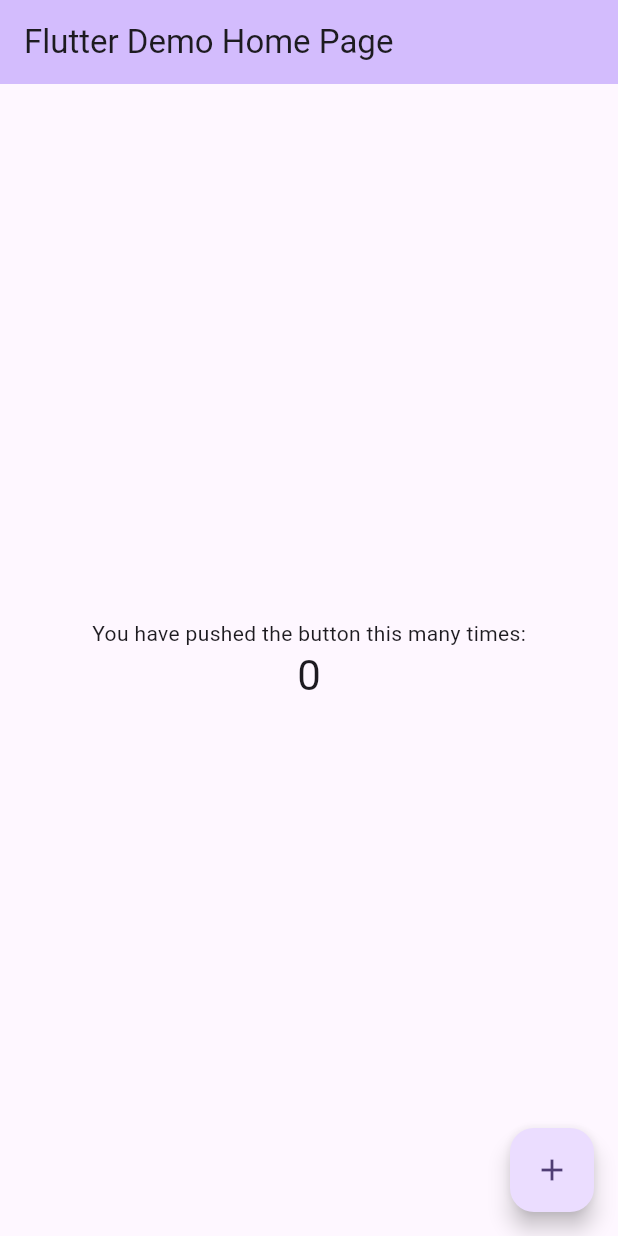
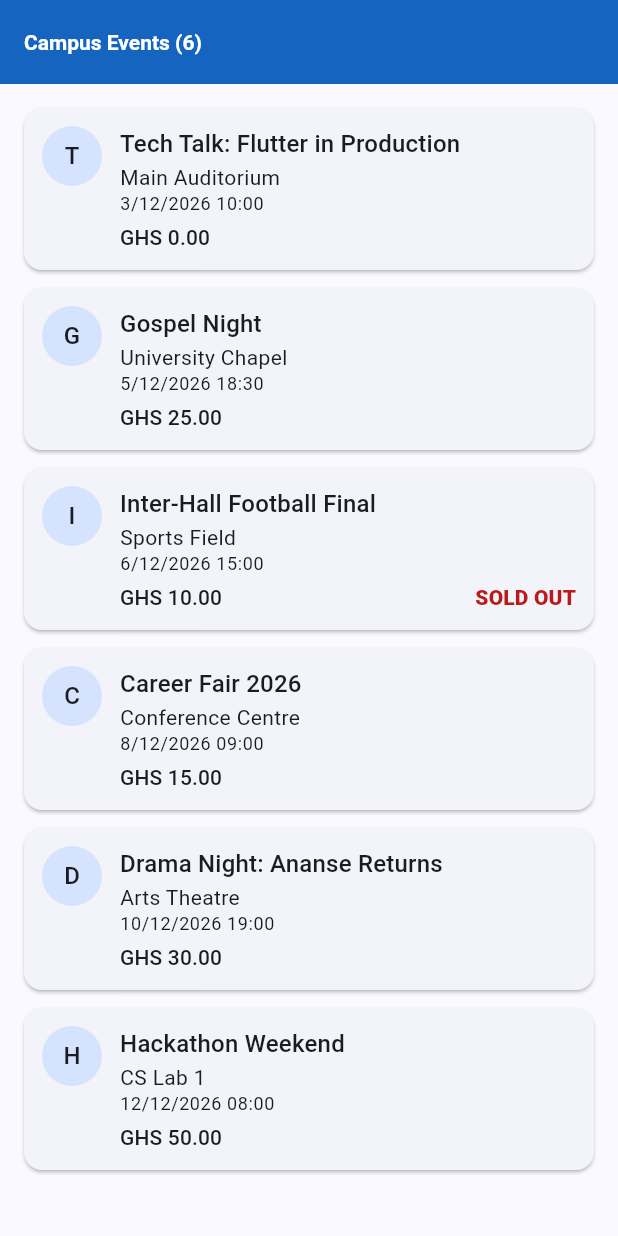
Before and after one commit to chancellorgordon0-maker/mobil_app_midsem_exam, a Flutter app: the screen it shows after launch, on a phone screen of 412 x 824 dp. Run offline on Flutter 3.47's test engine with Material 3 defaults, Android fonts, the phone set to English and light mode, and no system bars.

Commit message:
Build responsive campus event Flutter app

```diff
--- /dev/null
+++ b/midsem_app/lib/data/sample_events.dart
@@ -0,0 +1,70 @@
+// =============================================================================
+// Provided — do not change this file (except to test your empty state:
+// comment out every event, run, then put them back).
+// =============================================================================
+import '../models/event.dart';
+
+final List<CampusEvent> sampleEvents = [
+  CampusEvent(
+    id: 'e1',
+    title: 'Tech Talk: Flutter in Production',
+    venue: 'Main Auditorium',
+    date: DateTime(2026, 12, 3, 10, 0),
+    price: 0.0,
+    capacity: 200,
+    seatsLeft: 54,
+    category: 'Tech',
+    isFeatured: true,
+  ),
+  CampusEvent(
+    id: 'e2',
+    title: 'Gospel Night',
+    venue: 'University Chapel',
+    date: DateTime(2026, 12, 5, 18, 30),
+    price: 25.0,
+    capacity: 500,
+    seatsLeft: 120,
+    category: 'Music',
+  ),
+  CampusEvent(
+    id: 'e3',
+    title: 'Inter-Hall Football Final',
+    venue: 'Sports Field',
+    date: DateTime(2026, 12, 6, 15, 0),
+    price: 10.0,
+    capacity: 1000,
+    seatsLeft: 0,
+    category: 'Sports',
+    isFeatured: true,
+  ),
+  CampusEvent(
+    id: 'e4',
+    title: 'Career Fair 2026',
+    venue: 'Conference Centre',
+    date: DateTime(2026, 12, 8, 9, 0),
+    price: 15.0,
+    capacity: 300,
+    seatsLeft: 87,
+    category: 'Career',
+  ),
+  CampusEvent(
+    id: 'e5',
+    title: 'Drama Night: Ananse Returns',
+    venue: 'Arts Theatre',
+    date: DateTime(2026, 12, 10, 19, 0),
+    price: 30.0,
+    capacity: 250,
+    seatsLeft: 12,
+    category: 'Arts',
+  ),
+  CampusEvent(
+    id: 'e6',
+    title: 'Hackathon Weekend',
+    venue: 'CS Lab 1',
+    date: DateTime(2026, 12, 12, 8, 0),
+    price: 50.0,
+    capacity: 60,
+    seatsLeft: 5,
+    category: 'Tech',
+  ),
+];
--- a/midsem_app/lib/main.dart
+++ b/midsem_app/lib/main.dart
@@ -1,122 +1,22 @@
+// =============================================================================
+// Provided — you should not need to change this file.
+// =============================================================================
 import 'package:flutter/material.dart';
+import 'screens/event_list_screen.dart';
+import 'theme/app_theme.dart';
 
-void main() {
-  runApp(const MyApp());
-}
+void main() => runApp(const MidsemApp());
 
-class MyApp extends StatelessWidget {
-  const MyApp({super.key});
+class MidsemApp extends StatelessWidget {
+  const MidsemApp({super.key});
 
-  // This widget is the root of your application.
   @override
   Widget build(BuildContext context) {
     return MaterialApp(
-      title: 'Flutter Demo',
-      theme: ThemeData(
-        // This is the theme of your application.
-        //
-        // TRY THIS: Try running your application with "flutter run". You'll see
-        // the application has a purple toolbar. Then, without quitting the app,
-        // try changing the seedColor in the colorScheme below to Colors.green
-        // and then invoke "hot reload" (save your changes or press the "hot
-        // reload" button in a Flutter-supported IDE, or press "r" if you used
-        // the command line to start the app).
-        //
-        // Notice that the counter didn't reset back to zero; the application
-        // state is not lost during the reload. To reset the state, use hot
-        // restart instead.
-        //
-        // This works for code too, not just values: Most code changes can be
-        // tested with just a hot reload.
-        colorScheme: .fromSeed(seedColor: Colors.deepPurple),
-      ),
-      home: const MyHomePage(title: 'Flutter Demo Home Page'),
+      title: 'Campus Events',
+      theme: AppTheme.light(),
+      debugShowCheckedModeBanner: false,
+      home: const EventListScreen(),
     );
   }
 }
-
-class MyHomePage extends StatefulWidget {
-  const MyHomePage({super.key, required this.title});
-
-  // This widget is the home page of your application. It is stateful, meaning
-  // that it has a State object (defined below) that contains fields that affect
-  // how it looks.
-
-  // This class is the configuration for the state. It holds the values (in this
-  // case the title) provided by the parent (in this case the App widget) and
-  // used by the build method of the State. Fields in a Widget subclass are
-  // always marked "final".
-
-  final String title;
-
-  @override
-  State<MyHomePage> createState() => _MyHomePageState();
-}
-
-class _MyHomePageState extends State<MyHomePage> {
-  int _counter = 0;
-
-  void _incrementCounter() {
-    setState(() {
-      // This call to setState tells the Flutter framework that something has
-      // changed in this State, which causes it to rerun the build method below
-      // so that the display can reflect the updated values. If we changed
-      // _counter without calling setState(), then the build method would not be
-      // called again, and so nothing would appear to happen.
-      _counter++;
-    });
-  }
-
-  @override
-  Widget build(BuildContext context) {
-    // This method is rerun every time setState is called, for instance as done
-    // by the _incrementCounter method above.
-    //
-    // The Flutter framework has been optimized to make rerunning build methods
-    // fast, so that you can just rebuild anything that needs updating rather
-    // than having to individually change instances of widgets.
-    return Scaffold(
-      appBar: AppBar(
-        // TRY THIS: Try changing the color here to a specific color (to
-        // Colors.amber, perhaps?) and trigger a hot reload to see the AppBar
-        // change color while the other colors stay the same.
-        backgroundColor: Theme.of(context).colorScheme.inversePrimary,
-        // Here we take the value from the MyHomePage object that was created by
-        // the App.build method, and use it to set our appbar title.
-        title: Text(widget.title),
-      ),
-      body: Center(
-        // Center is a layout widget. It takes a single child and positions it
-        // in the middle of the parent.
-        child: Column(
-          // Column is also a layout widget. It takes a list of children and
-          // arranges them vertically. By default, it sizes itself to fit its
-          // children horizontally, and tries to be as tall as its parent.
-          //
-          // Column has various properties to control how it sizes itself and
-          // how it positions its children. Here we use mainAxisAlignment to
-          // center the children vertically; the main axis here is the vertical
-          // axis because Columns are vertical (the cross axis would be
-          // horizontal).
-          //
-          // TRY THIS: Invoke "debug painting" (choose the "Toggle Debug Paint"
-          // action in the IDE, or press "p" in the console), to see the
-          // wireframe for each widget.
-          mainAxisAlignment: .center,
-          children: [
-            const Text('You have pushed the button this many times:'),
-            Text(
-              '$_counter',
-              style: Theme.of(context).textTheme.headlineMedium,
-            ),
-          ],
-        ),
-      ),
-      floatingActionButton: FloatingActionButton(
-        onPressed: _incrementCounter,
-        tooltip: 'Increment',
-        child: const Icon(Icons.add),
-      ),
-    );
-  }
-}
--- /dev/null
+++ b/midsem_app/lib/models/event.dart
@@ -0,0 +1,43 @@
+// =============================================================================
+// Provided — do not change this file.
+// =============================================================================
+
+class CampusEvent {
+  final String id;
+  final String title;
+  final String venue;
+  final DateTime date;
+  final double price; // 0.0 means the event is free
+  final int capacity;
+  final int seatsLeft;
+  final String category;
+  final bool isFeatured;
+
+  CampusEvent({
+    required this.id,
+    required this.title,
+    required this.venue,
+    required this.date,
+    required this.price,
+    required this.capacity,
+    required this.seatsLeft,
+    required this.category,
+    this.isFeatured = false,
+  });
+
+  /// First letter of the title, upper-case. Use it inside the avatar.
+  String get initial => title.isNotEmpty ? title[0].toUpperCase() : '?';
+
+  /// True when there are no seats left.
+  bool get isSoldOut => seatsLeft == 0;
+
+  /// True when the event costs nothing.
+  bool get isFree => price == 0;
+
+  /// Date and time as text, e.g. '5/12/2026 18:30'.
+  String get dateLabel {
+    final h = date.hour.toString().padLeft(2, '0');
+    final m = date.minute.toString().padLeft(2, '0');
+    return '${date.day}/${date.month}/${date.year} $h:$m';
+  }
+}
--- /dev/null
+++ b/midsem_app/lib/screens/event_detail_screen.dart
@@ -0,0 +1,122 @@
+// =============================================================================
+// C3 (10 marks) — Event detail screen
+// See the exam paper for the full specification.
+// =============================================================================
+import 'package:flutter/material.dart';
+
+import '../models/event.dart';
+import '../utils/format.dart';
+
+class EventDetailScreen extends StatelessWidget {
+  final CampusEvent event;
+
+  const EventDetailScreen({super.key, required this.event});
+
+  @override
+  Widget build(BuildContext context) {
+    final theme = Theme.of(context);
+
+    return Scaffold(
+      appBar: AppBar(title: Text(event.title)),
+      body: SingleChildScrollView(
+        padding: const EdgeInsets.all(20),
+        child: Column(
+          crossAxisAlignment: CrossAxisAlignment.stretch,
+          children: [
+            Hero(
+              tag: 'event-${event.id}',
+              child: CircleAvatar(
+                radius: 36,
+                child: Text(event.initial, style: theme.textTheme.titleLarge),
+              ),
+            ),
+            const SizedBox(height: 16),
+            Text(event.title, style: theme.textTheme.headlineSmall),
+            const SizedBox(height: 12),
+            _DetailRow(icon: Icons.place, label: 'Venue', value: event.venue),
+            _DetailRow(
+              icon: Icons.calendar_month,
+              label: 'Date',
+              value: event.dateLabel,
+            ),
+            _DetailRow(
+              icon: Icons.payments,
+              label: 'Price',
+              value: formatPrice(event.price),
+            ),
+            _DetailRow(
+              icon: Icons.event_seat,
+              label: 'Available seats',
+              value: '${event.seatsLeft}',
+            ),
+            _DetailRow(
+              icon: Icons.groups,
+              label: 'Total capacity',
+              value: '${event.capacity}',
+            ),
+            if (event.isSoldOut)
+              Padding(
+                padding: const EdgeInsets.symmetric(vertical: 12),
+                child: Text(
+                  'SOLD OUT',
+                  textAlign: TextAlign.center,
+                  style: theme.textTheme.titleLarge?.copyWith(
+                    color: theme.colorScheme.error,
+                    fontWeight: FontWeight.w800,
+                  ),
+                ),
+              ),
+            const SizedBox(height: 12),
+            ElevatedButton(
+              onPressed: event.isSoldOut
+                  ? null
+                  : () {
+                      ScaffoldMessenger.of(context).showSnackBar(
+                        SnackBar(
+                          content: Text('Ticket reserved for ${event.title}'),
+                        ),
+                      );
+                    },
+              child: const Text('Buy Ticket'),
+            ),
+            const SizedBox(height: 16),
+            Text(
+              'Built by CHANCELLOR .E. GORDEN — Index 224EI02003702',
+              textAlign: TextAlign.center,
+              style: theme.textTheme.bodySmall,
+            ),
+          ],
+        ),
+      ),
+    );
+  }
+}
+
+class _DetailRow extends StatelessWidget {
+  final IconData icon;
+  final String label;
+  final String value;
+
+  const _DetailRow({
+    required this.icon,
+    required this.label,
+    required this.value,
+  });
+
+  @override
+  Widget build(BuildContext context) {
+    final theme = Theme.of(context);
+    return Padding(
+      padding: const EdgeInsets.symmetric(vertical: 6),
+      child: Row(
+        children: [
+          Icon(icon, color: theme.colorScheme.primary),
+          const SizedBox(width: 12),
+          Expanded(
+            child: Text('$label: $value', style: theme.textTheme.bodyLarge),
+          ),
+        ],
+      ),
+    );
+  }
+}
--- /dev/null
+++ b/midsem_app/lib/screens/event_list_screen.dart
@@ -0,0 +1,140 @@
+// =============================================================================
+// C2 (12 marks) and C4 (5 marks) — Event list screen
+// See the exam paper for the full specification.
+// =============================================================================
+import 'package:flutter/material.dart';
+
+import '../data/sample_events.dart';
+import '../models/event.dart';
+import '../utils/format.dart';
+import 'event_detail_screen.dart';
+
+class EventListScreen extends StatelessWidget {
+  const EventListScreen({super.key});
+
+  @override
+  Widget build(BuildContext context) {
+    final events = sampleEvents;
+
+    return Scaffold(
+      appBar: AppBar(title: Text('Campus Events (${events.length})')),
+      body: events.isEmpty
+          ? const Center(
+              child: Column(
+                mainAxisSize: MainAxisSize.min,
+                children: [
+                  Icon(Icons.event_busy, size: 48),
+                  SizedBox(height: 12),
+                  Text('No events available'),
+                ],
+              ),
+            )
+          : LayoutBuilder(
+              builder: (context, constraints) {
+                final useTwoColumns = constraints.maxWidth >= 600;
+                if (useTwoColumns) {
+                  return GridView.builder(
+                    padding: const EdgeInsets.all(16),
+                    gridDelegate:
+                        const SliverGridDelegateWithFixedCrossAxisCount(
+                          crossAxisCount: 2,
+                          mainAxisSpacing: 12,
+                          crossAxisSpacing: 12,
+                          childAspectRatio: 1.8,
+                        ),
+                    itemCount: events.length,
+                    itemBuilder: (context, index) =>
+                        _EventTile(event: events[index]),
+                  );
+                }
+                return ListView.separated(
+                  padding: const EdgeInsets.all(16),
+                  itemCount: events.length,
+                  separatorBuilder: (_, _) => const SizedBox(height: 12),
+                  itemBuilder: (context, index) =>
+                      _EventTile(event: events[index]),
+                );
+              },
+            ),
+    );
+  }
+}
+
+class _EventTile extends StatelessWidget {
+  final CampusEvent event;
+
+  const _EventTile({required this.event});
+
+  @override
+  Widget build(BuildContext context) {
+    final textTheme = Theme.of(context).textTheme;
+
+    return Card(
+      child: InkWell(
+        onTap: () {
+          Navigator.of(context).push(
+            MaterialPageRoute(builder: (_) => EventDetailScreen(event: event)),
+          );
+        },
+        child: Padding(
+          padding: const EdgeInsets.all(12),
+          child: Row(
+            crossAxisAlignment: CrossAxisAlignment.start,
+            children: [
+              Hero(
+                tag: 'event-${event.id}',
+                child: CircleAvatar(
+                  child: Text(event.initial, style: textTheme.titleMedium),
+                ),
+              ),
+              const SizedBox(width: 12),
+              Expanded(
+                child: Column(
+                  crossAxisAlignment: CrossAxisAlignment.start,
+                  children: [
+                    Text(
+                      event.title,
+                      style: textTheme.titleMedium,
+                      maxLines: 1,
+                      overflow: TextOverflow.ellipsis,
+                    ),
+                    Text(
+                      event.venue,
+                      style: textTheme.bodyMedium,
+                      maxLines: 1,
+                      overflow: TextOverflow.ellipsis,
+                    ),
+                    Text(
+                      event.dateLabel,
+                      style: textTheme.bodySmall,
+                      maxLines: 1,
+                      overflow: TextOverflow.ellipsis,
+                    ),
+                    const SizedBox(height: 4),
+                    Row(
+                      children: [
+                        Text(
+                          formatPrice(event.price),
+                          style: textTheme.labelLarge,
+                        ),
+                        const Spacer(),
+                        if (event.isSoldOut)
+                          Text(
+                            'SOLD OUT',
+                            style: textTheme.labelLarge?.copyWith(
+                              color: Theme.of(context).colorScheme.error,
+                              fontWeight: FontWeight.w800,
+                            ),
+                          ),
+                      ],
+                    ),
+                  ],
+                ),
+              ),
+            ],
+          ),
+        ),
+      ),
+    );
+  }
+}
--- /dev/null
+++ b/midsem_app/lib/theme/app_theme.dart
@@ -0,0 +1,54 @@
+// =============================================================================
+// C1 (6 marks) — Theme
+//
+// 1. Set primary and secondary to YOUR variant's colours (exam paper table).
+// 2. Build light() with ColorScheme.fromSeed(seedColor: primary, ...),
+//    useMaterial3: true, an AppBarTheme (primary background, white text)
+//    and an ElevatedButtonThemeData (secondary background).
+// 3. fontSize: must not appear anywhere in lib/screens/ — use
+//    Theme.of(context).textTheme roles (titleMedium, bodySmall, ...).
+// =============================================================================
+import 'package:flutter/material.dart';
+
+class AppTheme {
+  static const Color primary = Color(0xFF1565C0);
+  static const Color secondary = Color(0xFFFFA000);
+
+  static ThemeData light() {
+    final colorScheme = ColorScheme.fromSeed(
+      seedColor: primary,
+      primary: primary,
+      secondary: secondary,
+      brightness: Brightness.light,
+    );
+
+    return ThemeData(
+      useMaterial3: true,
+      colorScheme: colorScheme,
+      appBarTheme: AppBarTheme(
+        backgroundColor: primary,
+        foregroundColor: Colors.white,
+        centerTitle: false,
+        titleTextStyle: TextStyle(
+          color: Colors.white,
+          fontWeight: FontWeight.w700,
+        ),
+      ),
+      elevatedButtonTheme: ElevatedButtonThemeData(
+        style: ElevatedButton.styleFrom(
+          backgroundColor: secondary,
+          foregroundColor: Colors.black,
+        ),
+      ),
+      cardTheme: CardThemeData(
+        clipBehavior: Clip.antiAlias,
+        margin: EdgeInsets.zero,
+      ),
+    );
+  }
+}
+
+/// Screen widths (logical pixels) where the layout changes.
+class Breakpoints {
+  static const double tablet = 600;
+}
--- /dev/null
+++ b/midsem_app/lib/utils/format.dart
@@ -0,0 +1,8 @@
+// =============================================================================
+// C2 — formatPrice
+// Return the price as text with two decimal places: 25.0 → 'GHS 25.00'
+// =============================================================================
+
+String formatPrice(double price) {
+  return 'GHS ${price.toStringAsFixed(2)}';
+}
```
Also changed, not shown: 1 other file.
